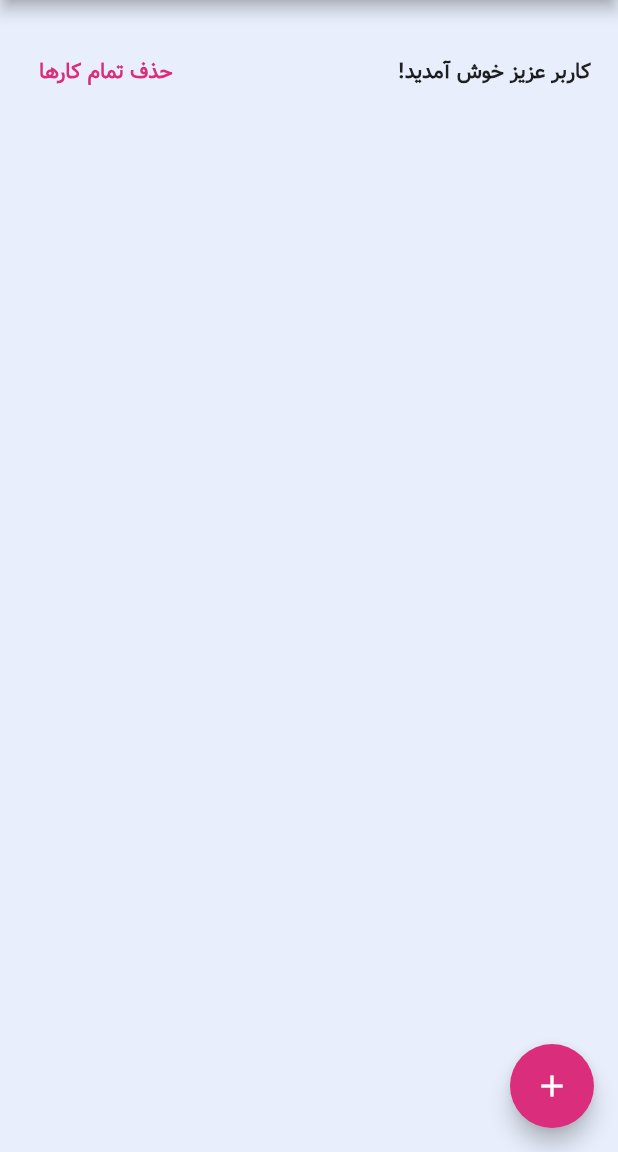
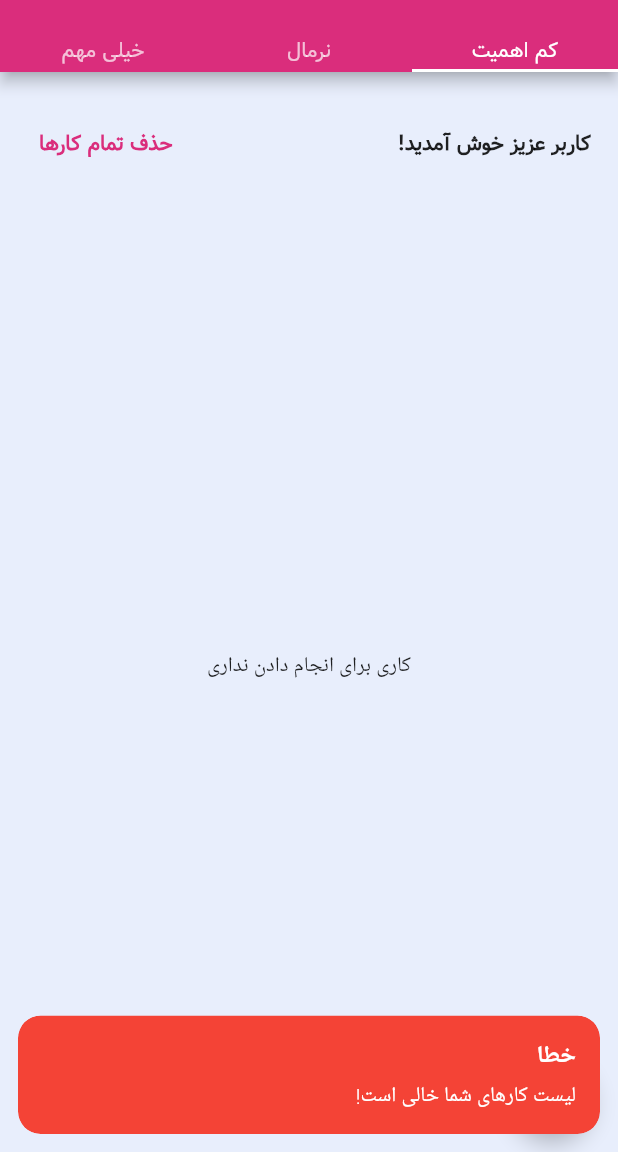
Before and after one commit to mohammad-dehghanifard/todoApp_Flutter, a Flutter app: the screen it shows after launch, after a tap on "حذف تمام کارها", on a phone screen of 412 x 824 dp, the part 84-1236 px from its top. Run offline on Flutter 3.47's test engine with Material 2 defaults, Android fonts, the phone set to English and light mode, and no system bars; our stand-ins replace awesome_dialog, get, hive, hive_flutter; accounts and stored records are empty.

Commit message:
Implementation TabBarView

```diff
--- a/lib/controller/data_base/data_base_controller.dart
+++ b/lib/controller/data_base/data_base_controller.dart
@@ -1,7 +1,8 @@
-import 'package:flutter/cupertino.dart';
+import 'package:awesome_dialog/awesome_dialog.dart';
 import 'package:flutter/material.dart';
 import 'package:get/get.dart';
 import 'package:hive_flutter/hive_flutter.dart';
+import 'package:todo_app_flutter/common/widgets/dialog_widget.dart';
 import 'package:todo_app_flutter/constants/app_keys/app_keys.dart';
 import 'package:todo_app_flutter/model/priority/priority_model.dart';
 import 'package:todo_app_flutter/model/task/task_model.dart';
@@ -52,5 +53,23 @@ class HiveDataBaseController extends GetxController {
 
   deleteTask(TaskModel taskItem) => taskItem.delete();
 
-  deleteAllTask() => box.clear();
+  deleteAllTask(BuildContext context) {
+      if(box.values.isNotEmpty){
+        customAwesomeDialog(
+            context: context,
+            dialogType: DialogType.warning,
+            title: "هشدار",
+            description: "ایا مطمن هستید قصد حذف کردن تمام کارهای خود را دارید؟ کارهای شما بعد از حذف شدن قابل بازیابی نخواهند بود!",
+            okBtnTxt: "نه پشیمون شدم",
+            cancelBtnTxt: "آره حذفشون کن",
+            onTapOk: () {},
+            onTapCancel: () {
+              box.clear();
+            }
+        );
+      } else{
+        showSnackBar(title: "خطا", content: "لیست کارهای شما خالی است!", color: Colors.red);
+      }
+  }
+
 }
--- a/lib/view/home/screen/home_screen.dart
+++ b/lib/view/home/screen/home_screen.dart
@@ -1,11 +1,12 @@
 import 'package:flutter/material.dart';
 import 'package:get/get.dart';
-import 'package:hive_flutter/hive_flutter.dart';
 import 'package:todo_app_flutter/constants/colors/app_colors.dart';
 import 'package:todo_app_flutter/constants/routes/routs_pages.dart';
 import 'package:todo_app_flutter/controller/data_base/data_base_controller.dart';
+import 'package:todo_app_flutter/model/priority/priority_model.dart';
 import 'package:todo_app_flutter/model/task/task_model.dart';
-import 'package:todo_app_flutter/view/home/widgets/todo_item_widget.dart';
+import 'package:todo_app_flutter/view/home/screen/task_list_view.dart';
+
 
 class HomeScreen extends StatelessWidget {
    const HomeScreen({Key? key}) : super(key: key);
@@ -13,10 +14,20 @@ class HomeScreen extends StatelessWidget {
   Widget build(BuildContext context) {
     final HiveDataBaseController dbController = Get.find<HiveDataBaseController>();
 
-    return Scaffold(
+    return DefaultTabController(
+      length: 3,
+      child: Scaffold(
         appBar: AppBar(
           title: const Text("TODO APP"),
           centerTitle: true,
+          bottom: const TabBar(
+            indicatorColor: Colors.white,
+            tabs: [
+              Text("کم اهمیت",style: TextStyle(fontFamily: "Dirooz",fontSize: 14)),
+              Text("نرمال",style: TextStyle(fontFamily: "Dirooz",fontSize: 14)),
+              Text("خیلی مهم",style: TextStyle(fontFamily: "Dirooz",fontSize: 14)),
+            ],
+          ),
           backgroundColor: AppColors.lightYellowColor,
         ),
         backgroundColor: AppColors.backgroundColor,
@@ -44,7 +55,7 @@ class HomeScreen extends StatelessWidget {
                     ),
                   ),
                   TextButton(
-                    onPressed: () => dbController.deleteAllTask(),
+                      onPressed: () => dbController.deleteAllTask(context),
                       style: ButtonStyle(
                         overlayColor: MaterialStatePropertyAll(AppColors.lightYellowColor.withOpacity(0.2))
                       ),
@@ -53,22 +64,17 @@ class HomeScreen extends StatelessWidget {
               ),
             ),
             Expanded(
-            child: ValueListenableBuilder(
-              valueListenable: dbController.box.listenable(),
-              builder: (context, box, child) {
-                var items = box.values.toList();
-                return ListView.builder(
-                  padding: const EdgeInsets.only(top: 16, bottom: 86),
-                  itemCount: items.length,
-                  itemBuilder: (context, index) {
-                    return todoItemWidget(context, items[index]);
-                  },
-                );
-              },
+              child: TabBarView(
+                children: [
+                  TaskListView(priority: PriorityModel.low),
+                  TaskListView(priority: PriorityModel.normal),
+                  TaskListView(priority: PriorityModel.height),
+                ],
               ),
             ),
           ],
         ),
+      ),
     );
   }
 }
--- /dev/null
+++ b/lib/view/home/screen/task_list_view.dart
@@ -0,0 +1,48 @@
+import 'package:flutter/material.dart';
+import 'package:get/get.dart';
+import 'package:get/get_core/src/get_main.dart';
+import 'package:hive_flutter/hive_flutter.dart';
+import 'package:todo_app_flutter/controller/data_base/data_base_controller.dart';
+import 'package:todo_app_flutter/model/priority/priority_model.dart';
+import 'package:todo_app_flutter/model/task/task_model.dart';
+import 'package:todo_app_flutter/view/home/widgets/todo_item_widget.dart';
+
+import '../widgets/empty_state.dart';
+
+class TaskListView extends StatelessWidget {
+   TaskListView({required this.priority,Key? key}) : super(key: key);
+  final HiveDataBaseController dbController = Get.find<HiveDataBaseController>();
+  final PriorityModel priority;
+  @override
+  Widget build(BuildContext context) {
+    return ValueListenableBuilder(
+      valueListenable: dbController.box.listenable(),
+      builder: (context, box, child) {
+
+        List<TaskModel> items;
+        if(box.isNotEmpty){
+          switch(priority){
+            case PriorityModel.low :
+              items = box.values.where((element) => element.priority == PriorityModel.low).toList();
+              break;
+            case PriorityModel.normal :
+              items = box.values.where((element) => element.priority == PriorityModel.normal).toList();
+              break;
+            case PriorityModel.height :
+              items = box.values.where((element) => element.priority == PriorityModel.height).toList();
+          }
+
+          return ListView.builder(
+            padding: const EdgeInsets.only(top: 16, bottom: 86),
+            itemCount: items.length,
+            itemBuilder: (context, index) {
+              return todoItemWidget(context, items[index]);
+            },
+          );
+        } else{
+          return const EmptyState();
+        }
+      },
+    );
+  }
+}
--- /dev/null
+++ b/lib/view/home/widgets/empty_state.dart
@@ -0,0 +1,12 @@
+import 'package:flutter/material.dart';
+
+class EmptyState extends StatelessWidget {
+  const EmptyState({Key? key}) : super(key: key);
+
+  @override
+  Widget build(BuildContext context) {
+    return Center(
+      child: Text("کاری برای انجام دادن نداری"),
+    );
+  }
+}
--- a/lib/view/home/widgets/todo_item_widget.dart
+++ b/lib/view/home/widgets/todo_item_widget.dart
@@ -9,10 +9,10 @@ import 'package:todo_app_flutter/model/task/task_model.dart';
 import 'package:todo_app_flutter/view/home/widgets/custom_check_box_widget.dart';
 
 Widget todoItemWidget(BuildContext context,TaskModel taskItem) {
-  HiveDataBaseController controller = Get.put(HiveDataBaseController());
+  final HiveDataBaseController dbController = Get.find<HiveDataBaseController>();
   return GestureDetector(
     onTap: () => Get.toNamed(RoutePages.addOrEditPageRoute,arguments: taskItem),
-    onLongPress: () => controller.deleteTask(taskItem),
+    onLongPress: () => dbController.deleteTask(taskItem),
     child: Container(
       padding: const EdgeInsets.symmetric(horizontal: 12),
       margin: const EdgeInsets.fromLTRB(12,0,12,16),
@@ -29,7 +29,7 @@ Widget todoItemWidget(BuildContext context,TaskModel taskItem) {
         mainAxisAlignment: MainAxisAlignment.spaceBetween,
         children: [
           Padding(
-            padding: const EdgeInsets.all(8.0),
+            padding: const EdgeInsets.all(12),
             child: Column(
               crossAxisAlignment: CrossAxisAlignment.start,
               children: [
--- a/pubspec.yaml
+++ b/pubspec.yaml
@@ -39,6 +39,7 @@ dependencies:
   get: ^4.6.5
   hive: ^2.2.3
   hive_flutter: ^1.1.0
+  awesome_dialog: ^3.0.2
 
 dev_dependencies:
   flutter_test:
```
Also changed, not shown: lib/common/widgets/dialog_widget.dart (added, +32 -0 lines), lib/gen/fonts.gen.dart (added, +15 -0 lines), pubspec.lock. Lines whose indentation alone changed are shown as unchanged.
